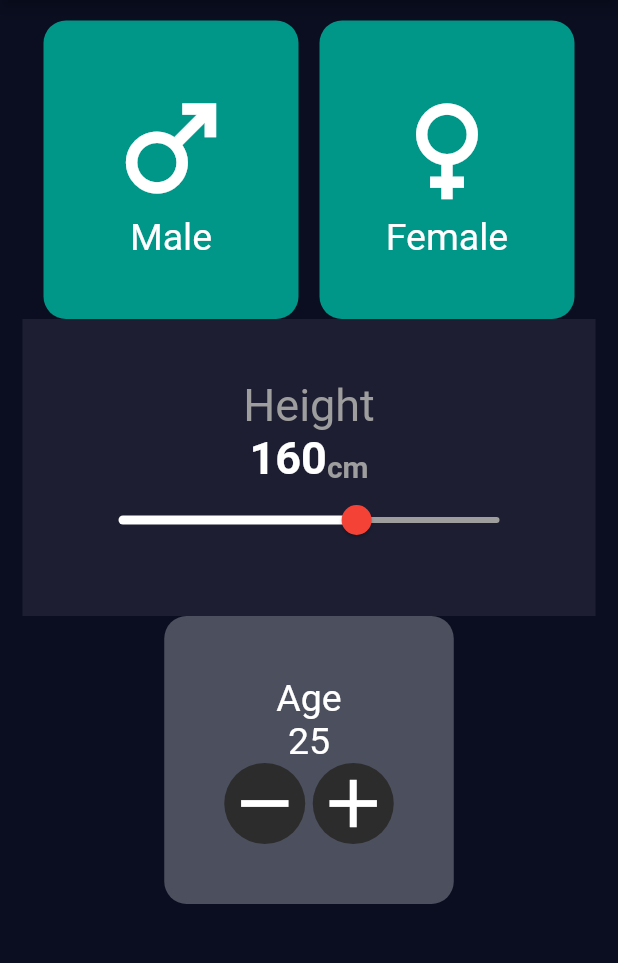
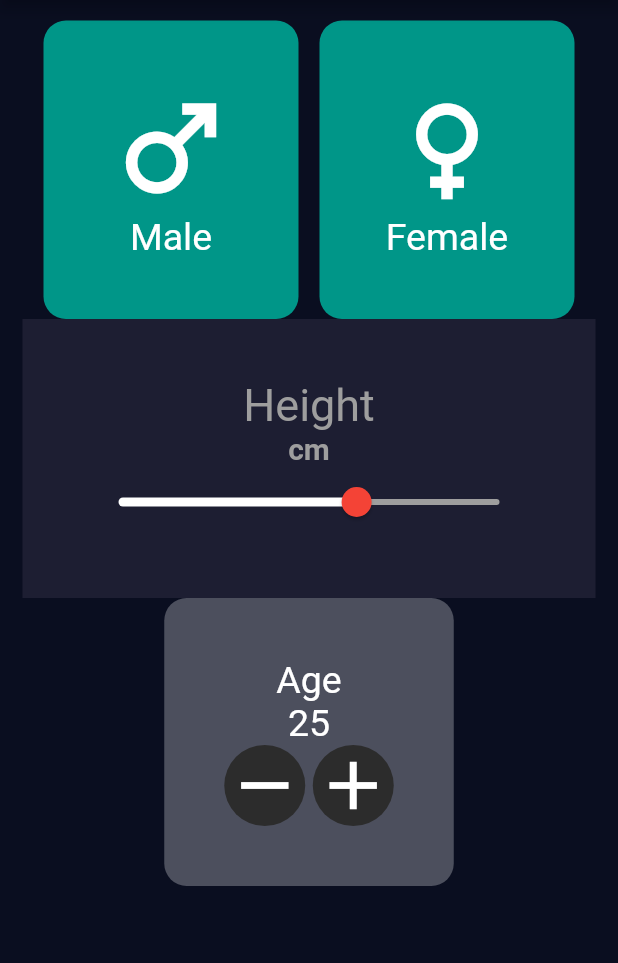
Before and after one commit to JanibekJali/american-dream---bmi_calculator, a Flutter app: the screen it shows after launch, on a phone screen of 412 x 824 dp, the part 86-1049 px from its top. Run offline on Flutter 3.47's test engine with Material 2 defaults, Android fonts, the phone set to English and light mode, and no system bars.

Commit message:
Ui ozgordu

```diff
--- a/lib/ui/home_ui.dart
+++ b/lib/ui/home_ui.dart
@@ -90,15 +90,15 @@ class _HomeUiState extends State<HomeUi> {
                   Row(
                     mainAxisAlignment: MainAxisAlignment.center,
                     crossAxisAlignment: CrossAxisAlignment.end,
-                    children: [
+                    children: const [
+                      // Text(
+                      //   uchurdagyDanniy.toStringAsFixed(0),
+                      //   style: const TextStyle(
+                      //       fontSize: 30,
+                      //       fontWeight: FontWeight.bold,
+                      //       color: Colors.white),
+                      // ),
                       Text(
-                        uchurdagyDanniy.toStringAsFixed(0),
-                        style: const TextStyle(
-                            fontSize: 30,
-                            fontWeight: FontWeight.bold,
-                            color: Colors.white),
-                      ),
-                      const Text(
                         'cm',
                         style: TextStyle(
                             fontSize: 20,
```
